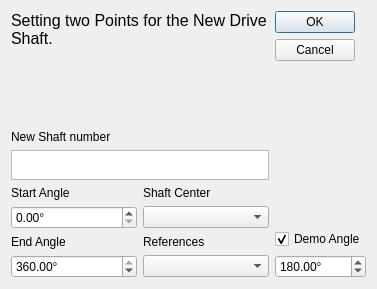
Before: the Qt Designer form core/simulate/set_drive_shaft.ui in KmolYuan/Pyslvs-UI, drawn with Qt 5.
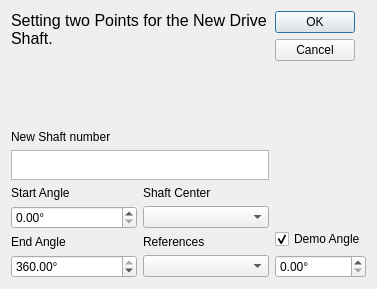
After: the same form once the commit is applied. Icons and pictures are not drawn.

Patch:
```diff
--- a/core/simulate/set_drive_shaft.ui
+++ b/core/simulate/set_drive_shaft.ui
@@ -226,7 +226,7 @@
         <double>360.000000000000000</double>
        </property>
        <property name="value">
-        <double>180.000000000000000</double>
+        <double>0.000000000000000</double>
        </property>
       </widget>
      </item>
```
